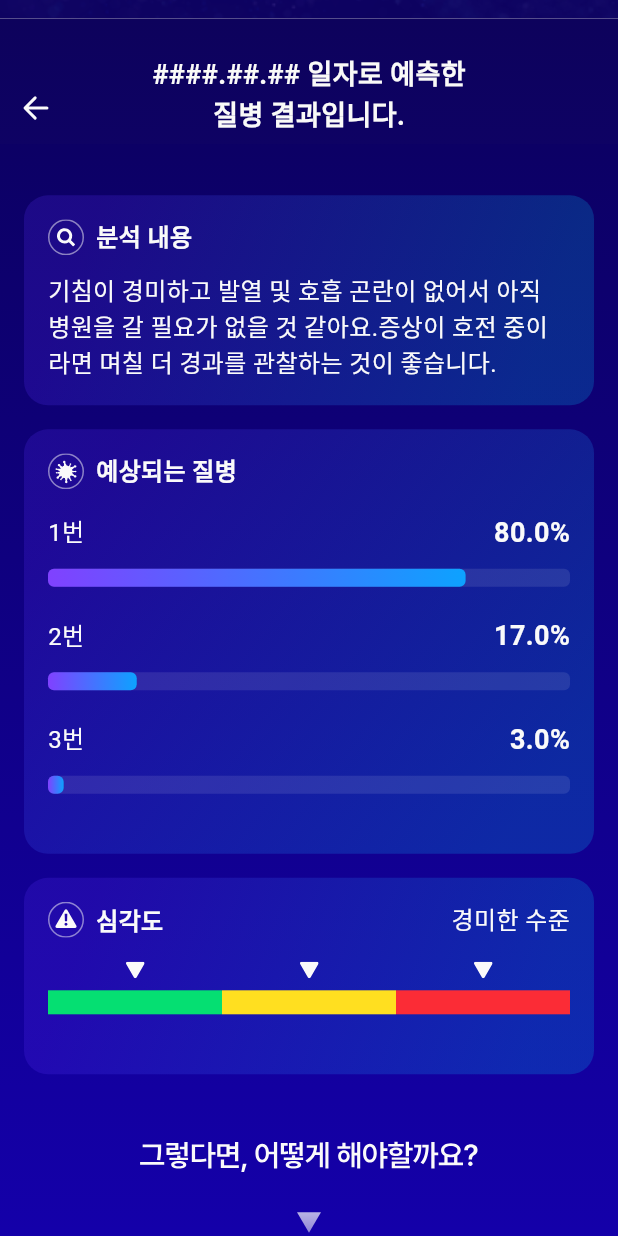
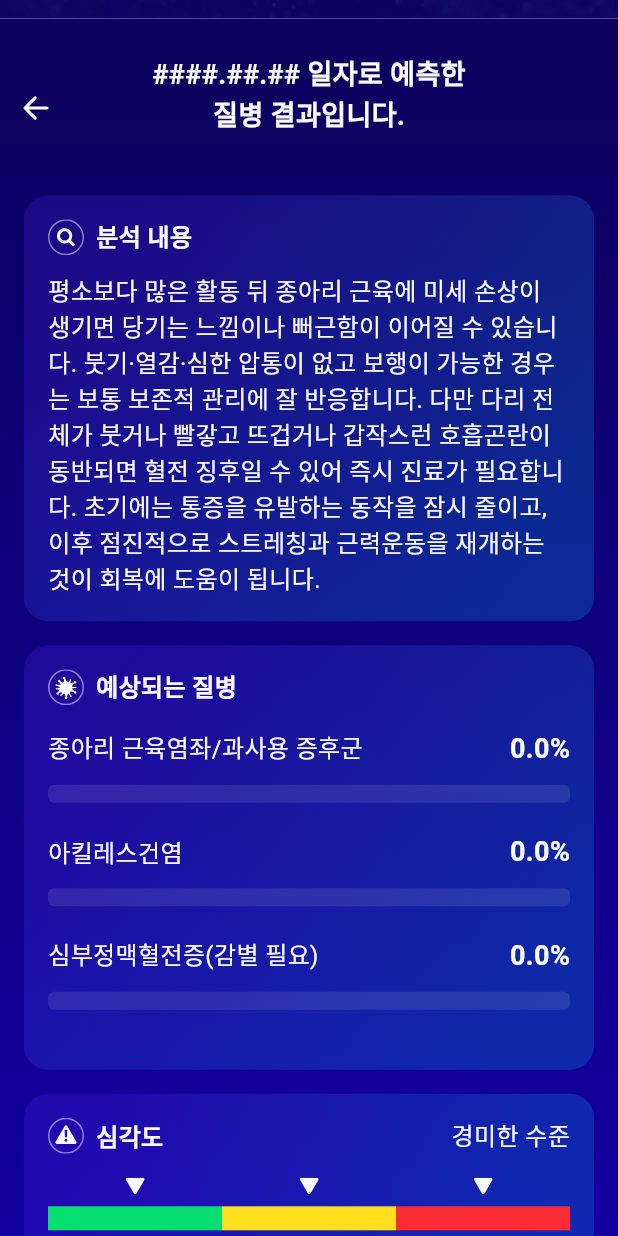
Before and after one commit to pc3389/doctor_why, a Flutter app: the SymptomResultDetailScreen screen opened by its route, scrolled down 576 dp, on a phone screen of 412 x 824 dp. Run offline on Flutter 3.47's test engine with Material 3 defaults, Android fonts, the light colour scheme and no system bars; our stand-ins replace easy_localization, flutter_riverpod, flutter_svg, freezed_annotation, go_router, riverpod_annotation and 1 more; accounts and stored records are empty; generated files the repository leaves out were written again; Roboto replaces fonts that are missing (Pretendard).

Commit message:
Data source and repository created for mock json data

```diff
--- /dev/null
+++ b/lib/features/data/datasources/mock_data.dart
@@ -0,0 +1,23 @@
+// mock_data.dart
+const String mockSingleGptResponseJson = '''
+{
+    "분석 내용": "평소보다 많은 활동 뒤 종아리 근육에 미세 손상이 생기면 당기는 느낌이나 뻐근함이 이어질 수 있습니다. 붓기·열감·심한 압통이 없고 보행이 가능한 경우는 보통 보존적 관리에 잘 반응합니다. 다만 다리 전체가 붓거나 빨갛고 뜨겁거나 갑작스런 호흡곤란이 동반되면 혈전 징후일 수 있어 즉시 진료가 필요합니다. 초기에는 통증을 유발하는 동작을 잠시 줄이고, 이후 점진적으로 스트레칭과 근력운동을 재개하는 것이 회복에 도움이 됩니다.",
+    "예상되는 질병": ["종아리 근육염좌/과사용 증후군", "아킬레스건염", "심부정맥혈전증(감별 필요)"],
+    "심각도": "보통",
+    "관련 진료과": ["정형외과", "재활의학과", "혈관외과"],
+    "생활 습관 팁 및 주의 사항": [
+      "초기에는 통증을 유발하는 활동을 피하고, 일상 보행은 가능한 범위에서 유지하세요. 증상이 가라앉으면 종아리 스트레칭과 점진적 근력운동으로 재활을 시작합니다.",
+      "다리의 한쪽만 급격히 붓고 따뜻하며 빨개지거나 숨이 차면 즉시 응급 평가가 필요합니다."
+    ],
+    "추천 의약품 또는 건강기능식품": [
+      "아세트아미노펜(진통제) — 위장 부작용이 적어 1차 선택으로 사용 가능. 라벨 용량을 준수하세요.",
+      "이부프로펜 등 NSAIDs(금기 없을 때 단기간) — 통증과 염증 완화에 도움. 위장 장애나 신장질환이 있으면 회피.",
+      "국소 진통소염제 겔/크림 — 해당 부위에 바르면 전신 부작용이 상대적으로 적습니다."
+    ],
+    "추천 식품": [
+      "수분 섭취 늘리기(하루 6–8잔 물 등) — 전반적 회복과 근육 기능에 도움.",
+      "바나나·시금치 등 칼륨이 풍부한 식품 — 근육 기능을 돕는 전해질 보충.",
+      "살코기·생선·콩류 등 단백질 식품 — 손상 조직 회복에 필요한 아미노산 공급."
+    ]
+}
+''';
--- /dev/null
+++ b/lib/features/data/models/gpt_analysis_response.dart
@@ -0,0 +1,56 @@
+// gpt_analysis_response.dart
+
+import 'dart:convert';
+
+class GptAnalysisResponse {
+  final String analysisContent;
+  final List<String> expectedDiseases;
+  final String severity;
+  final List<String> relatedDepartments;
+  final List<String> lifestyleTips;
+  final List<String> recommendedMedications;
+  final List<String> recommendedFoods;
+
+  GptAnalysisResponse({
+    required this.analysisContent,
+    required this.expectedDiseases,
+    required this.severity,
+    required this.relatedDepartments,
+    required this.lifestyleTips,
+    required this.recommendedMedications,
+    required this.recommendedFoods,
+  });
+
+  factory GptAnalysisResponse.fromJson(Map<String, dynamic> json) {
+    return GptAnalysisResponse(
+      analysisContent: json['분석 내용'] as String? ?? '내용 없음',
+      expectedDiseases: List<String>.from(json['예상되는 질병'] as List? ?? []),
+      severity: json['심각도'] as String? ?? '정보 없음',
+      relatedDepartments: List<String>.from(json['관련 진료과'] as List? ?? []),
+      lifestyleTips: List<String>.from(json['생활 습관 팁 및 주의 사항'] as List? ?? []),
+      recommendedMedications: List<String>.from(
+        json['추천 의약품 또는 건강기능식품'] as List? ?? [],
+      ),
+      recommendedFoods: List<String>.from(json['추천 식품'] as List? ?? []),
+    );
+  }
+
+  Map<String, dynamic> toJson() {
+    return {
+      '분석 내용': analysisContent,
+      '예상되는 질병': expectedDiseases,
+      '심각도': severity,
+      '관련 진료과': relatedDepartments,
+      '생활 습관 팁 및 주의 사항': lifestyleTips,
+      '추천 의약품 또는 건강기능식품': recommendedMedications,
+      '추천 식품': recommendedFoods,
+    };
+  }
+}
+
+// Helper function to parse a single response object
+GptAnalysisResponse gptAnalysisResponseFromJson(String str) =>
+    GptAnalysisResponse.fromJson(json.decode(str) as Map<String, dynamic>);
+
+String gptAnalysisResponseToJson(GptAnalysisResponse data) =>
+    json.encode(data.toJson());
--- a/lib/features/presentation/symptomresultdetail/symptom_result_detail_screen.dart
+++ b/lib/features/presentation/symptomresultdetail/symptom_result_detail_screen.dart
@@ -36,26 +36,27 @@ class _SymptomResultDetailScreenState
     SystemChrome.setEnabledSystemUIMode(SystemUiMode.immersiveSticky);
     WidgetsBinding.instance.addPostFrameCallback((_) {
       final notifier = ref.read(symptomResultDetailNotifierProvider.notifier);
-
-      notifier.addDiseasePrediction(
-        DiseasePrediction(name: '1번', probability: 80),
-      );
-      notifier.addDiseasePrediction(
-        DiseasePrediction(name: '2번', probability: 17),
-      );
-      notifier.addDiseasePrediction(
-        DiseasePrediction(name: '3번', probability: 3),
-      );
-
-      notifier.addWhatToDo('수분을 자주 섭취하세요. 수분을 자주 섭취하세요.');
-      notifier.addWhatToDo('가습기를 사용하여 실내 습도를 유지하세요. 가습기를 사용하여 실내 습도를 유지하세요.');
-      notifier.addWhatToDo('무리한 음성 사용이나 흡연은 피하세요. 무리한 음성 사용이나 흡연은 피하세요.');
-      notifier.addMedicine(Medicine(name: 'name', description: 'description'));
-      notifier.addMedicine(Medicine(name: 'name', description: 'description'));
-      notifier.addMedicine(Medicine(name: 'name', description: 'description'));
-      notifier.addFood('음식 1');
-      notifier.addFood('음식 2');
-      notifier.addFood('음식 3');
+      notifier.updateStateWithGptResponse();
+      //
+      // notifier.addDiseasePrediction(
+      //   DiseasePrediction(name: '1번', probability: 80),
+      // );
+      // notifier.addDiseasePrediction(
+      //   DiseasePrediction(name: '2번', probability: 17),
+      // );
+      // notifier.addDiseasePrediction(
+      //   DiseasePrediction(name: '3번', probability: 3),
+      // );
+      //
+      // notifier.addWhatToDo('수분을 자주 섭취하세요. 수분을 자주 섭취하세요.');
+      // notifier.addWhatToDo('가습기를 사용하여 실내 습도를 유지하세요. 가습기를 사용하여 실내 습도를 유지하세요.');
+      // notifier.addWhatToDo('무리한 음성 사용이나 흡연은 피하세요. 무리한 음성 사용이나 흡연은 피하세요.');
+      // notifier.addMedicine(Medicine(name: 'name', description: 'description'));
+      // notifier.addMedicine(Medicine(name: 'name', description: 'description'));
+      // notifier.addMedicine(Medicine(name: 'name', description: 'description'));
+      // notifier.addFood('음식 1');
+      // notifier.addFood('음식 2');
+      // notifier.addFood('음식 3');
     });
   }
 
@@ -133,9 +134,7 @@ class _SymptomResultDetailScreenState
                             ),
                             SizedBox(height: 12.0),
                             Text(
-                              '기침이 경미하고 발열 및 호흡 곤란이 없어서 아직 '
-                              '병원을 갈 필요가 없을 것 같아요.'
-                              '증상이 호전 중이라면 며칠 더 경과를 관찰하는 것이 좋습니다.',
+                              state.analysedText,
                               style: AppTextStyles.regular16(
                                 context,
                               ).copyWith(color: AppColors.white),
--- a/lib/features/presentation/symptomresultdetail/symptom_result_detail_state.dart
+++ b/lib/features/presentation/symptomresultdetail/symptom_result_detail_state.dart
@@ -12,6 +12,7 @@ class SymptomResultDetailState with _$SymptomResultDetailState {
     @Default([]) List<String> whatToDoList,
     @Default([]) List<Medicine> medicineList,
     @Default([]) List<String> foodList,
+    @Default('') String analysedText,
     @Default(false) isLoading,
   }) = _SymptomResultDetailState;
 }
```
Also changed, not shown: lib/features/data/datasources/gpt_analysis_datasource.dart (added, +43 -0 lines), lib/features/data/repositories/gpt_analysis_repository.dart (added, +35 -0 lines), lib/features/presentation/symptomresultdetail/symptom_result_detail_notifier.dart (+43 -1 lines), lib/features/data/datasources/gpt_analysis_datasource.g.dart (added), lib/features/data/repositories/gpt_analysis_repository.g.dart (added), lib/features/presentation/symptomresultdetail/symptom_result_detail_notifier.g.dart, lib/features/presentation/symptomresultdetail/symptom_result_detail_state.freezed.dart.
